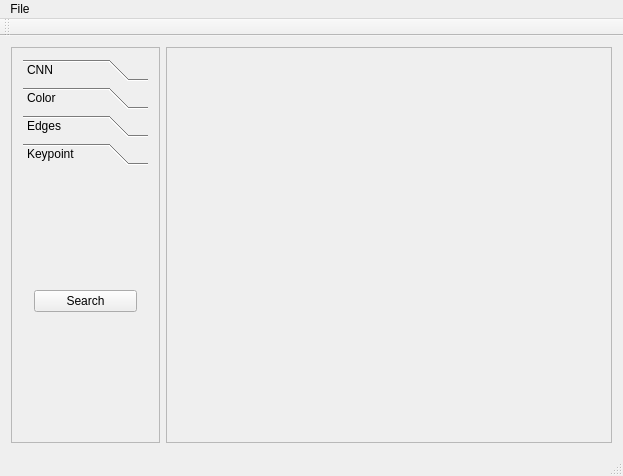
First picture: the form in VideoRetrievalBrowser/mainwindow.ui, repository theuerse/vr18, before the edit.
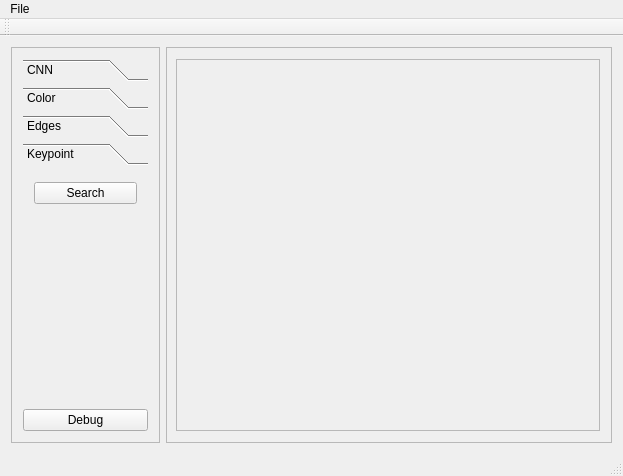
Second picture: the form after the edit.

Commit message:
Implemented basic result screen + UI improvements
- new debug button for testing logic
- formatted widgets with spanners
- basic logic for getting images to show up in result screen

The edit to the form file:
```diff
--- a/VideoRetrievalBrowser/mainwindow.ui
+++ b/VideoRetrievalBrowser/mainwindow.ui
@@ -110,6 +110,14 @@
           </layout>
          </widget>
          <widget class="QWidget" name="page">
+          <property name="geometry">
+           <rect>
+            <x>0</x>
+            <y>0</y>
+            <width>130</width>
+            <height>222</height>
+           </rect>
+          </property>
           <attribute name="label">
            <string>Keypoint</string>
           </attribute>
@@ -121,10 +129,30 @@
              </property>
             </widget>
            </item>
+           <item>
+            <spacer name="verticalSpacer">
+             <property name="orientation">
+              <enum>Qt::Vertical</enum>
+             </property>
+             <property name="sizeHint" stdset="0">
+              <size>
+               <width>20</width>
+               <height>40</height>
+              </size>
+             </property>
+            </spacer>
+           </item>
           </layout>
          </widget>
         </widget>
        </item>
+       <item>
+        <widget class="QPushButton" name="debugButton">
+         <property name="text">
+          <string>Debug</string>
+         </property>
+        </widget>
+       </item>
       </layout>
      </widget>
     </item>
@@ -142,6 +170,28 @@
       <property name="frameShadow">
        <enum>QFrame::Raised</enum>
       </property>
+      <layout class="QVBoxLayout" name="verticalLayout_6">
+       <property name="leftMargin">
+        <number>9</number>
+       </property>
+       <item>
+        <widget class="QScrollArea" name="scrollArea">
+         <property name="widgetResizable">
+          <bool>true</bool>
+         </property>
+         <widget class="QWidget" name="scrollAreaWidgetContents">
+          <property name="geometry">
+           <rect>
+            <x>0</x>
+            <y>0</y>
+            <width>427</width>
+            <height>375</height>
+           </rect>
+          </property>
+         </widget>
+        </widget>
+       </item>
+      </layout>
      </widget>
     </item>
    </layout>
```
Left out of the diff: 38 changed lines with no effect on the pictures. The commit also changes 5 other files.
